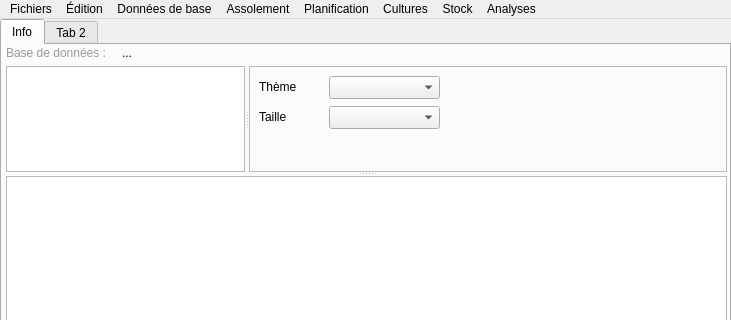
Old version of the form mainwindow.ui in the repository marcpley/potaleger; both pictures show x 0 to 731 and y 0 to 320 of the 731 by 489 pixel window.
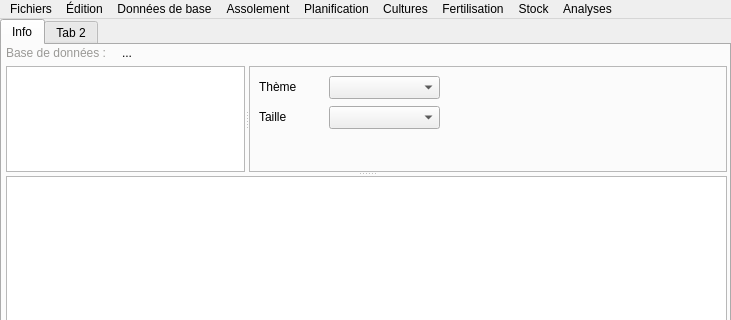
New version of the form. Icons and pictures are not drawn. Custom widgets are drawn as their Qt base class.

```diff
--- a/mainwindow.ui
+++ b/mainwindow.ui
@@ -585,12 +585,24 @@
     <addaction name="mEsSaisieSorties"/>
     <addaction name="mInventaire"/>
    </widget>
+   <widget class="QMenu" name="mFertilisation">
+    <property name="title">
+     <string>Fertilisation</string>
+    </property>
+    <addaction name="mAnalysesSol"/>
+    <addaction name="mFertilisants"/>
+    <addaction name="mInventaireFert"/>
+    <addaction name="mCuAFertiliser"/>
+    <addaction name="mFertilisations"/>
+    <addaction name="mBilanPlanches"/>
+   </widget>
    <addaction name="mFichiers"/>
    <addaction name="mEdition"/>
    <addaction name="mBaseData"/>
    <addaction name="mAssolement"/>
    <addaction name="mPlanif"/>
    <addaction name="mCultures"/>
+   <addaction name="mFertilisation"/>
    <addaction name="mStock"/>
    <addaction name="mAnalyses"/>
   </widget>
```
Left out of the diff: 45 changed lines with no effect on the pictures.
